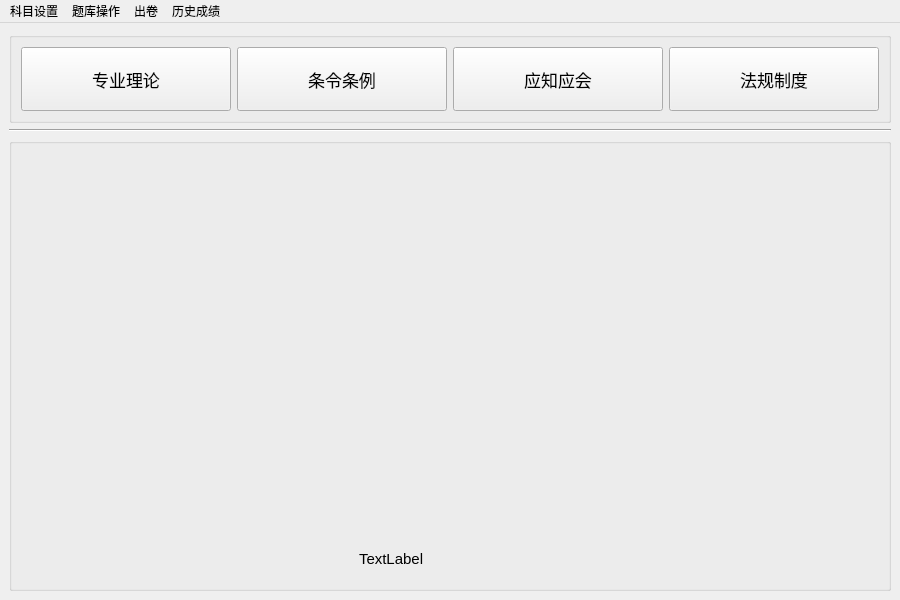
Old version of the form views/Main.ui in the repository janonoly/exampc.
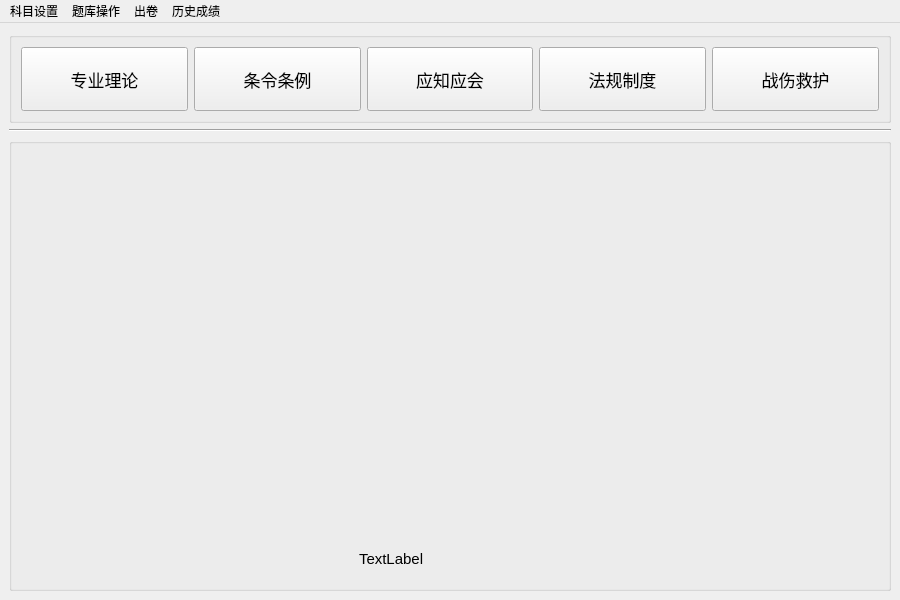
New version of the form.

The edit to the form file:
```diff
--- a/views/Main.ui
+++ b/views/Main.ui
@@ -120,6 +120,24 @@
          </property>
         </widget>
        </item>
+       <item>
+        <widget class="QPushButton" name="pushButton_9">
+         <property name="sizePolicy">
+          <sizepolicy hsizetype="Minimum" vsizetype="Expanding">
+           <horstretch>1</horstretch>
+           <verstretch>0</verstretch>
+          </sizepolicy>
+         </property>
+         <property name="font">
+          <font>
+           <pointsize>13</pointsize>
+          </font>
+         </property>
+         <property name="text">
+          <string>战伤救护</string>
+         </property>
+        </widget>
+       </item>
       </layout>
      </widget>
     </item>
```
